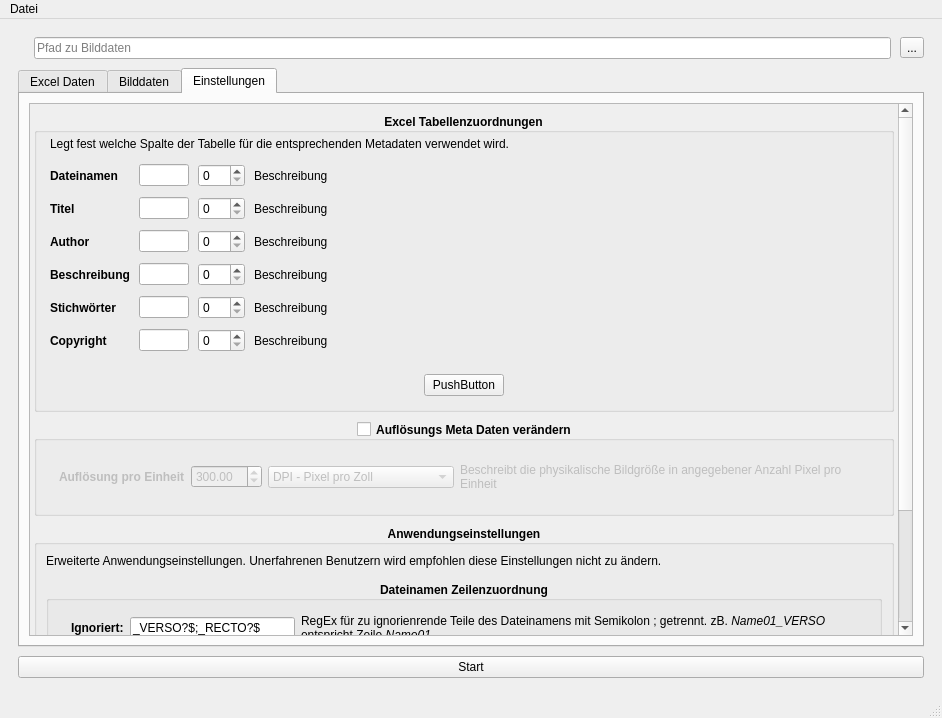
This is ui/tiffy.ui in tappi287/tiffy as Qt 5 draws it before an edit. The edited form follows.
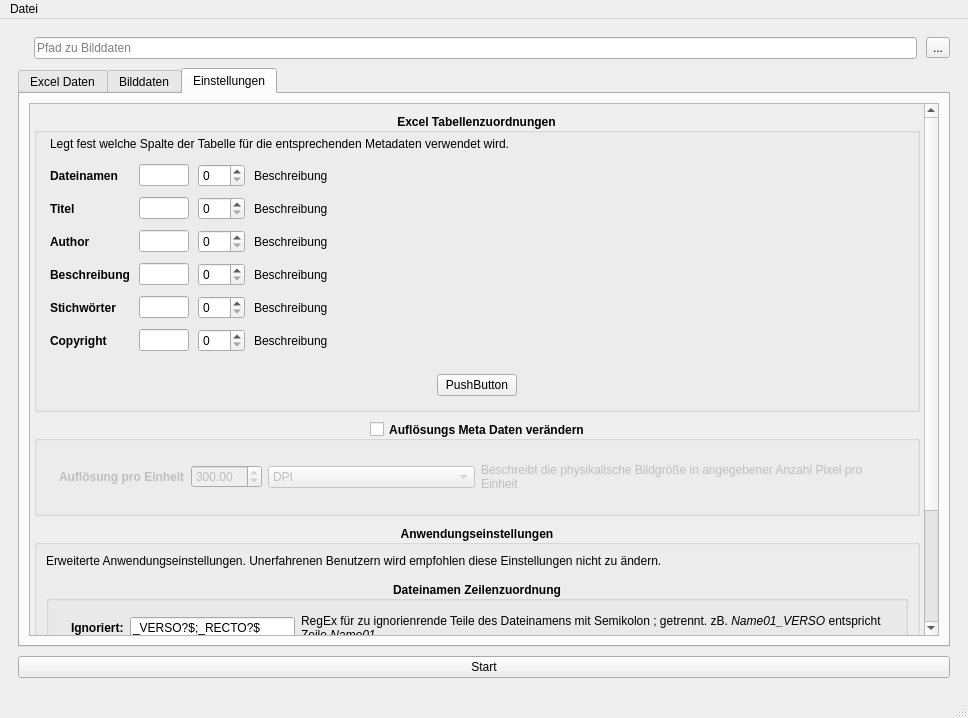
This is the edited form. The open tabs and pages were chosen to show the change. Icons and pictures are not drawn.

What changed in the file:
```diff
--- a/ui/tiffy.ui
+++ b/ui/tiffy.ui
@@ -6,7 +6,7 @@
    <rect>
     <x>0</x>
     <y>0</y>
-    <width>942</width>
+    <width>968</width>
     <height>718</height>
    </rect>
   </property>
@@ -175,8 +175,8 @@
               <rect>
                <x>0</x>
                <y>0</y>
-               <width>838</width>
-               <height>841</height>
+               <width>864</width>
+               <height>803</height>
               </rect>
              </property>
              <layout class="QVBoxLayout" name="verticalLayout_10">
@@ -694,13 +694,13 @@
                      <widget class="QComboBox" name="dpiComboBox">
                       <property name="sizePolicy">
                        <sizepolicy hsizetype="Preferred" vsizetype="Fixed">
-                        <horstretch>2</horstretch>
+                        <horstretch>5</horstretch>
                         <verstretch>0</verstretch>
                        </sizepolicy>
                       </property>
                       <item>
                        <property name="text">
-                        <string>DPI - Pixel pro Zoll</string>
+                        <string>DPI</string>
                        </property>
                       </item>
                       <item>
@@ -990,7 +990,7 @@
     <rect>
      <x>0</x>
      <y>0</y>
-     <width>942</width>
+     <width>968</width>
      <height>31</height>
     </rect>
    </property>
```
Left out of the diff: 2 changed lines with no effect on the pictures.
